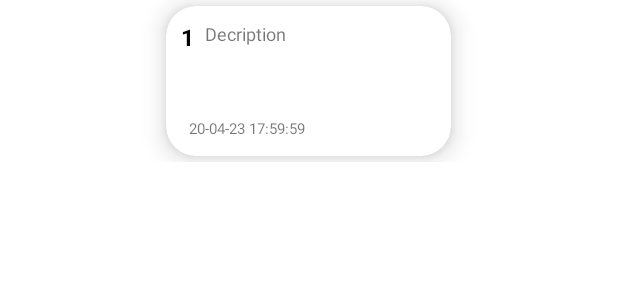
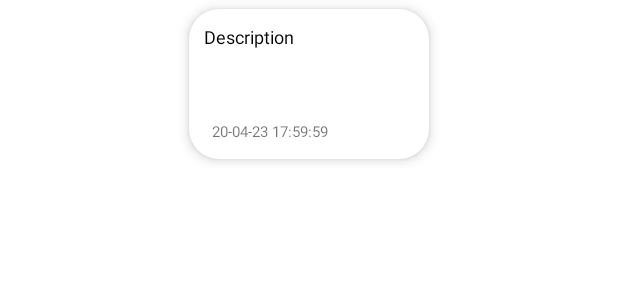
Before and after one commit to Fazer777/ToDoListMobApp, an Android app: the layout item_recycler_view.xml on its own in the app's theme, with its tools: preview values and no code run, on a phone screen of 412 x 824 dp. Shown: the top 300 px of the screen. Run offline under Robolectric (Android 15) with nearby library versions, the phone set to English and light mode, and no system bars.

Commit message:
Changed note view: only description and datetime

```diff
--- a/app/src/main/res/layout/item_recycler_view.xml
+++ b/app/src/main/res/layout/item_recycler_view.xml
@@ -1,76 +1,59 @@
 <?xml version="1.0" encoding="utf-8"?>
-<LinearLayout xmlns:android="http://schemas.android.com/apk/res/android"
+<androidx.constraintlayout.widget.ConstraintLayout xmlns:android="http://schemas.android.com/apk/res/android"
     xmlns:app="http://schemas.android.com/apk/res-auto"
+    xmlns:tools="http://schemas.android.com/tools"
     android:orientation="vertical"
     android:layout_width="match_parent"
     android:layout_height="wrap_content"
     android:id="@+id/item_recycler_view_main_layout">
 
     <androidx.cardview.widget.CardView
-        android:layout_width="190dp"
+        android:id="@+id/item_note_card_view"
+        android:layout_width="160dp"
         android:layout_height="100dp"
-        android:layout_margin="4dp"
-        android:backgroundTint="@color/white"
+        android:layout_margin="6dp"
         app:cardCornerRadius="20dp"
-        android:elevation="10dp"
-        app:cardElevation="10dp"
+        android:elevation="5dp"
+        app:cardElevation="5dp"
         app:cardPreventCornerOverlap="false"
-        android:layout_gravity="center">
+        android:layout_gravity="center"
+        app:layout_constraintStart_toStartOf="parent"
+        app:layout_constraintEnd_toEndOf="parent"
+        app:layout_constraintTop_toTopOf="parent"
+        app:layout_constraintBottom_toBottomOf="parent"
+        >
 
         <androidx.constraintlayout.widget.ConstraintLayout
+            android:id="@+id/note_id_layout"
             android:layout_width="match_parent"
             android:layout_height="match_parent"
             android:padding="10dp">
 
             <TextView
-                android:id="@+id/note_id_number"
-                android:layout_width="wrap_content"
-                android:layout_height="wrap_content"
-                android:text="1"
-                android:textColor="#000"
-                android:textSize="15sp"
-                android:textStyle="bold"
-                app:layout_constraintStart_toStartOf="parent"
-                app:layout_constraintTop_toTopOf="parent"
-                app:layout_constraintRight_toLeftOf="@id/note_id_description"/>
-
-<!--            <TextView-->
-<!--                android:id="@+id/note_id_title"-->
-<!--                android:layout_width="wrap_content"-->
-<!--                android:layout_height="wrap_content"-->
-<!--                android:layout_marginStart="15dp"-->
-<!--                android:layout_marginBottom="5dp"-->
-<!--                android:textSize="15sp"-->
-<!--                android:textStyle="bold"-->
-<!--                android:text="Title"-->
-<!--                app:layout_constraintBottom_toTopOf="@+id/note_id_description"-->
-<!--                app:layout_constraintStart_toEndOf="@+id/note_id_number" />-->
-
-            <TextView
                 android:id="@+id/note_id_description"
                 android:layout_width="match_parent"
                 android:layout_height="59dp"
-                android:layout_marginStart="16dp"
-                android:text="Decription"
+                android:text="Description"
+                android:textColor="@color/black"
                 android:textSize="12sp"
+                app:layout_constraintStart_toStartOf="parent"
+                app:layout_constraintEnd_toEndOf="parent"
                 app:layout_constraintBottom_toBottomOf="parent"
-                app:layout_constraintLeft_toRightOf="@id/note_id_number"
-                app:layout_constraintStart_toEndOf="@+id/note_id_number"
                 app:layout_constraintTop_toTopOf="parent"
                 app:layout_constraintVertical_bias="0.0" />
 
             <TextView
                 android:id="@+id/note_id_date"
-                android:layout_width="match_parent"
+                android:layout_width="wrap_content"
                 android:layout_height="wrap_content"
                 app:layout_constraintTop_toBottomOf="@id/note_id_description"
+                app:layout_constraintLeft_toLeftOf="parent"
                 android:layout_margin="5dp"
                 android:text="20-04-23 17:59:59"
                 android:textSize="10sp"
 
                 />
-
         </androidx.constraintlayout.widget.ConstraintLayout>
     </androidx.cardview.widget.CardView>
 
-</LinearLayout>
+</androidx.constraintlayout.widget.ConstraintLayout>
```
